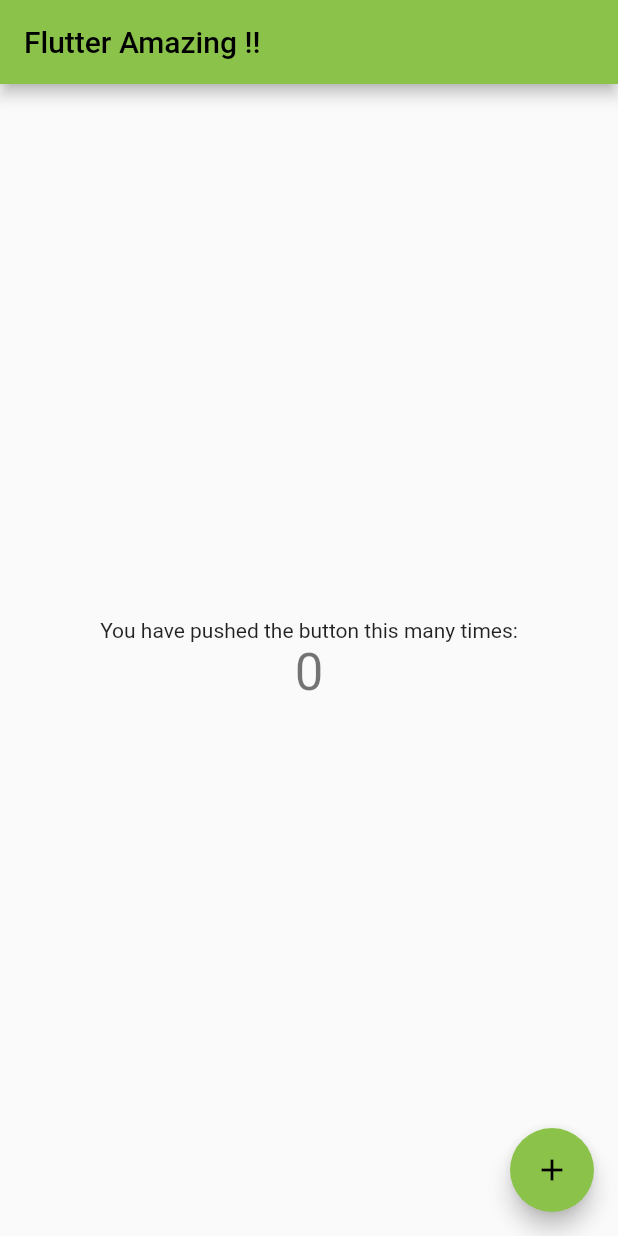
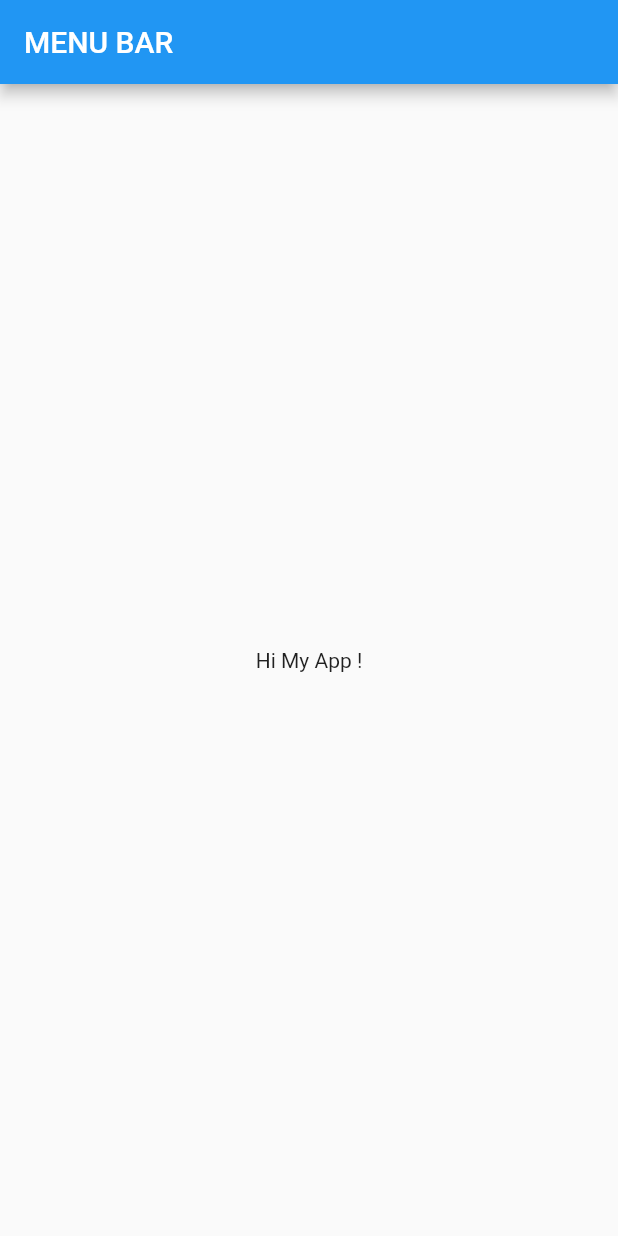
Before and after one commit to Hugekyung/First-Flutter, a Flutter app: the screen it shows after launch, on a phone screen of 412 x 824 dp. Run offline on Flutter 3.47's test engine with Material 2 defaults, Android fonts, the phone set to English and light mode, and no system bars.

Commit message:
flutter 기본 UI 및 앱 설정

```diff
--- a/lib/main.dart
+++ b/lib/main.dart
@@ -1,115 +1,24 @@
 import 'package:flutter/material.dart';
 
 void main() {
-  runApp(const MyApp());
+  runApp(App());
 }
 
-class MyApp extends StatelessWidget {
-  const MyApp({super.key});
-
-  // This widget is the root of your application.
+// * Flutter에서 클래스(위젯)를 구현하려면 Flutter-sdk의 core-Widget 3개 중 한가지를 반드시 상속받아야 한다.
+class App extends StatelessWidget {
   @override
   Widget build(BuildContext context) {
+    // TODO: implement build
+    // TODO: 여기서 선언된 App은 root라서 해당 앱의 기본 UI 같은 설정들을 반드시 정해줘야 한다.
     return MaterialApp(
-      title: 'Flutter Demo',
-      theme: ThemeData(
-        // This is the theme of your application.
-        //
-        // Try running your application with "flutter run". You'll see the
-        // application has a blue toolbar. Then, without quitting the app, try
-        // changing the primarySwatch below to Colors.green and then invoke
-        // "hot reload" (press "r" in the console where you ran "flutter run",
-        // or simply save your changes to "hot reload" in a Flutter IDE).
-        // Notice that the counter didn't reset back to zero; the application
-        // is not restarted.
-        primarySwatch: Colors.lightGreen,
+      home: Scaffold(
+        appBar: AppBar(
+          title: Text('MENU BAR'),
+        ),
+        body: Center(
+          child: Text('Hi My App !'),
+        ),
       ),
-      home: const MyHomePage(title: 'Flutter Amazing !!'),
     );
   }
 }
-
-class MyHomePage extends StatefulWidget {
-  const MyHomePage({super.key, required this.title});
-
-  // This widget is the home page of your application. It is stateful, meaning
-  // that it has a State object (defined below) that contains fields that affect
-  // how it looks.
-
-  // This class is the configuration for the state. It holds the values (in this
-  // case the title) provided by the parent (in this case the App widget) and
-  // used by the build method of the State. Fields in a Widget subclass are
-  // always marked "final".
-
-  final String title;
-
-  @override
-  State<MyHomePage> createState() => _MyHomePageState();
-}
-
-class _MyHomePageState extends State<MyHomePage> {
-  int _counter = 0;
-
-  void _incrementCounter() {
-    setState(() {
-      // This call to setState tells the Flutter framework that something has
-      // changed in this State, which causes it to rerun the build method below
-      // so that the display can reflect the updated values. If we changed
-      // _counter without calling setState(), then the build method would not be
-      // called again, and so nothing would appear to happen.
-      _counter++;
-    });
-  }
-
-  @override
-  Widget build(BuildContext context) {
-    // This method is rerun every time setState is called, for instance as done
-    // by the _incrementCounter method above.
-    //
-    // The Flutter framework has been optimized to make rerunning build methods
-    // fast, so that you can just rebuild anything that needs updating rather
-    // than having to individually change instances of widgets.
-    return Scaffold(
-      appBar: AppBar(
-        // Here we take the value from the MyHomePage object that was created by
-        // the App.build method, and use it to set our appbar title.
-        title: Text(widget.title),
-      ),
-      body: Center(
-        // Center is a layout widget. It takes a single child and positions it
-        // in the middle of the parent.
-        child: Column(
-          // Column is also a layout widget. It takes a list of children and
-          // arranges them vertically. By default, it sizes itself to fit its
-          // children horizontally, and tries to be as tall as its parent.
-          //
-          // Invoke "debug painting" (press "p" in the console, choose the
-          // "Toggle Debug Paint" action from the Flutter Inspector in Android
-          // Studio, or the "Toggle Debug Paint" command in Visual Studio Code)
-          // to see the wireframe for each widget.
-          //
-          // Column has various properties to control how it sizes itself and
-          // how it positions its children. Here we use mainAxisAlignment to
-          // center the children vertically; the main axis here is the vertical
-          // axis because Columns are vertical (the cross axis would be
-          // horizontal).
-          mainAxisAlignment: MainAxisAlignment.center,
-          children: <Widget>[
-            const Text(
-              'You have pushed the button this many times:',
-            ),
-            Text(
-              '$_counter',
-              style: Theme.of(context).textTheme.headlineMedium,
-            ),
-          ],
-        ),
-      ),
-      floatingActionButton: FloatingActionButton(
-        onPressed: _incrementCounter,
-        tooltip: 'Increment',
-        child: const Icon(Icons.add),
-      ), // This trailing comma makes auto-formatting nicer for build methods.
-    );
-  }
-}
```
